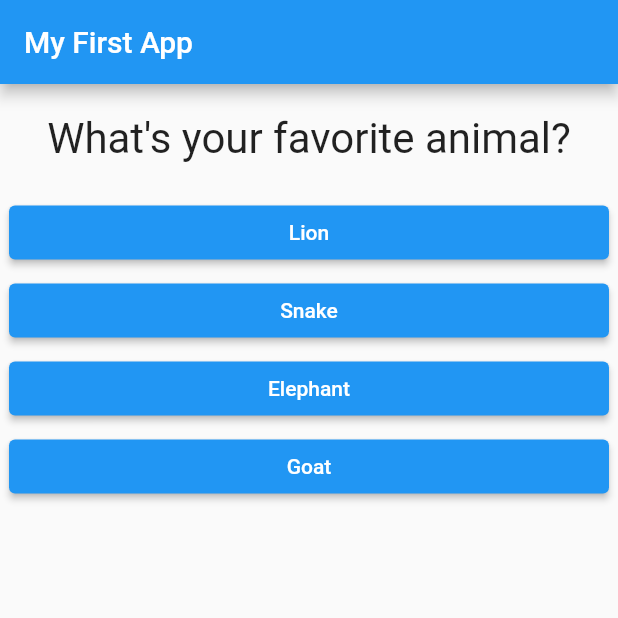
After one commit to huseyintemel/flutterexamples, a Flutter app: the screen it shows after launch, after a tap on "Blue", on a phone screen of 412 x 824 dp, the top half of it. The commit adds this screen. Run offline on Flutter 3.47's test engine with Material 2 defaults, Android fonts, the phone set to English and light mode, and no system bars.

Commit message:
Converted quiz and result to widget

```diff
--- a/lib/main.dart
+++ b/lib/main.dart
@@ -1,6 +1,6 @@
 import 'package:flutter/material.dart';
-import './question.dart';
-import './answer.dart';
+import './quiz.dart';
+import './result.dart';
 
 void main() {
   runApp(MyApp());
@@ -20,26 +20,26 @@
   Widget build(BuildContext context) {
     var questions = [
       {
-        'questionText':'What\'s your favorite color?',
-        'answers' : ['Blue','Red','Green','Blue']
+        'questionText': 'What\'s your favorite color?',
+        'answers': ['Blue', 'Red', 'Green', 'Blue']
       },
       {
-        'questionText':'What\'s your favorite animal?',
-        'answers' : ['Lion','Snake','Elephant','Goat']
+        'questionText': 'What\'s your favorite animal?',
+        'answers': ['Lion', 'Snake', 'Elephant', 'Goat']
       },
       {
-        'questionText':'What\'s your favorite team?',
-        'answers' : ['Chelsea','Arsenal','Barcelona','Real Madrid']
+        'questionText': 'What\'s your favorite team?',
+        'answers': ['Chelsea', 'Arsenal', 'Barcelona', 'Real Madrid']
       },
       {
-        'questionText':'What\'s your favorite book?',
-        'answers' : ['Gulliver’s Travels','Frankenstein','Alice’s Adventures in Wonderland',' The Way We Live Now']
+        'questionText': 'What\'s your favorite book?',
+        'answers': ['Gulliver’s Travels','Frankenstein','Alice’s Adventures in Wonderland',' The Way We Live Now']
       }
     ];
 
     void answerQuestion() {
       setState(() {
-        questionIndex = questionIndex + 1; //changes question on the screen with StatefulWidget
+        questionIndex += 1; //changes question on the screen with StatefulWidget
       });
     }
 
@@ -48,14 +48,13 @@
         appBar: AppBar(
           title: Text('My First App'),
         ),
-        body: questionIndex < questions.length ? Column(
-          children: [
-            Question(questions[questionIndex]['questionText'] as String),
-            ...(questions[questionIndex]['answers'] as List<String>).map((answer){
-               return Answer(answer,answerQuestion);
-            }).toList()
-          ],
-        ) : const Center(child: Text('Questions Finished'),),
+        body: questionIndex < questions.length
+            ? Quiz(
+                questions: questions,
+                answerQuestion: answerQuestion,
+                questionIndex: questionIndex,
+              )
+            : Result()
       ),
     );
   }
--- /dev/null
+++ b/lib/quiz.dart
@@ -0,0 +1,28 @@
+import 'package:flutter/material.dart';
+
+import './question.dart';
+import './answer.dart';
+
+class Quiz extends StatelessWidget {
+  final List<Map<String, Object>> questions;
+  final VoidCallback answerQuestion;
+  final int questionIndex;
+
+  Quiz({
+    required this.questions,
+    required this.answerQuestion,
+    required this.questionIndex
+  });
+
+  @override
+  Widget build(BuildContext context) {
+    return Column(
+      children: [
+        Question(questions[questionIndex]['questionText'] as String),
+        ...(questions[questionIndex]['answers'] as List<String>).map((answer){
+          return Answer(answer,answerQuestion);
+        }).toList()
+      ],
+    );
+  }
+}
```
Also changed, not shown: lib/result.dart (added, +11 -0 lines).
